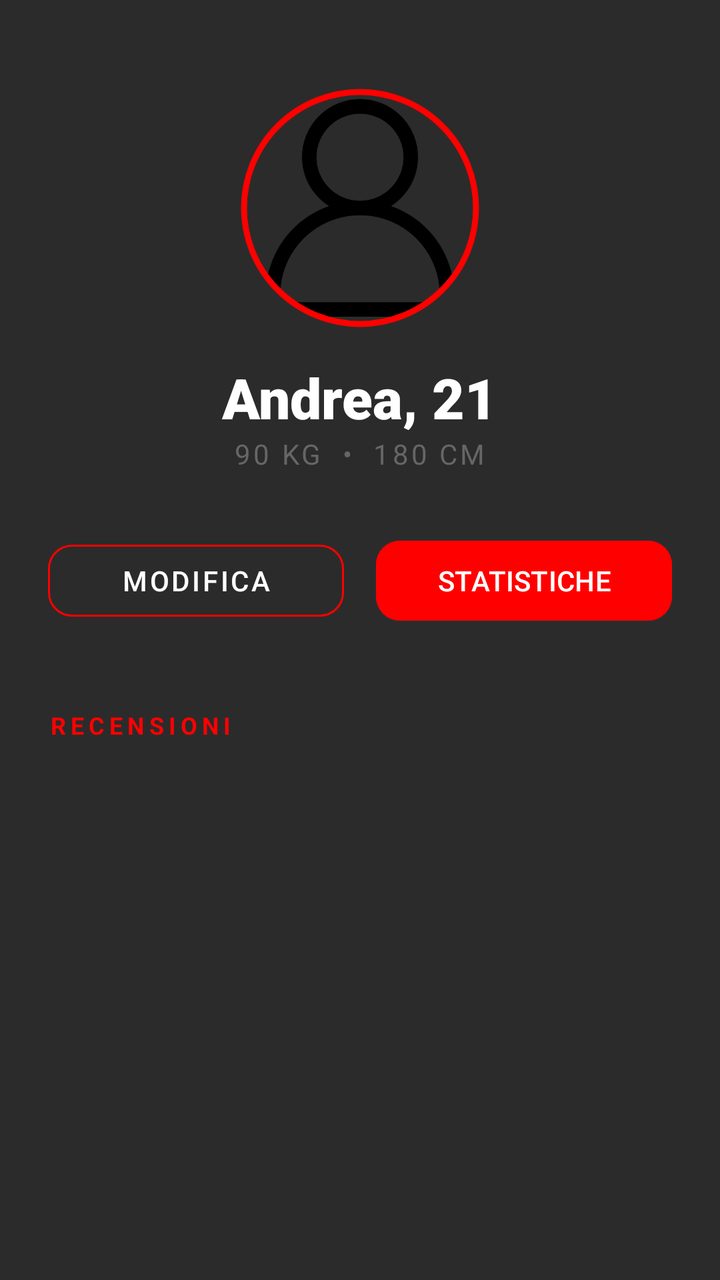
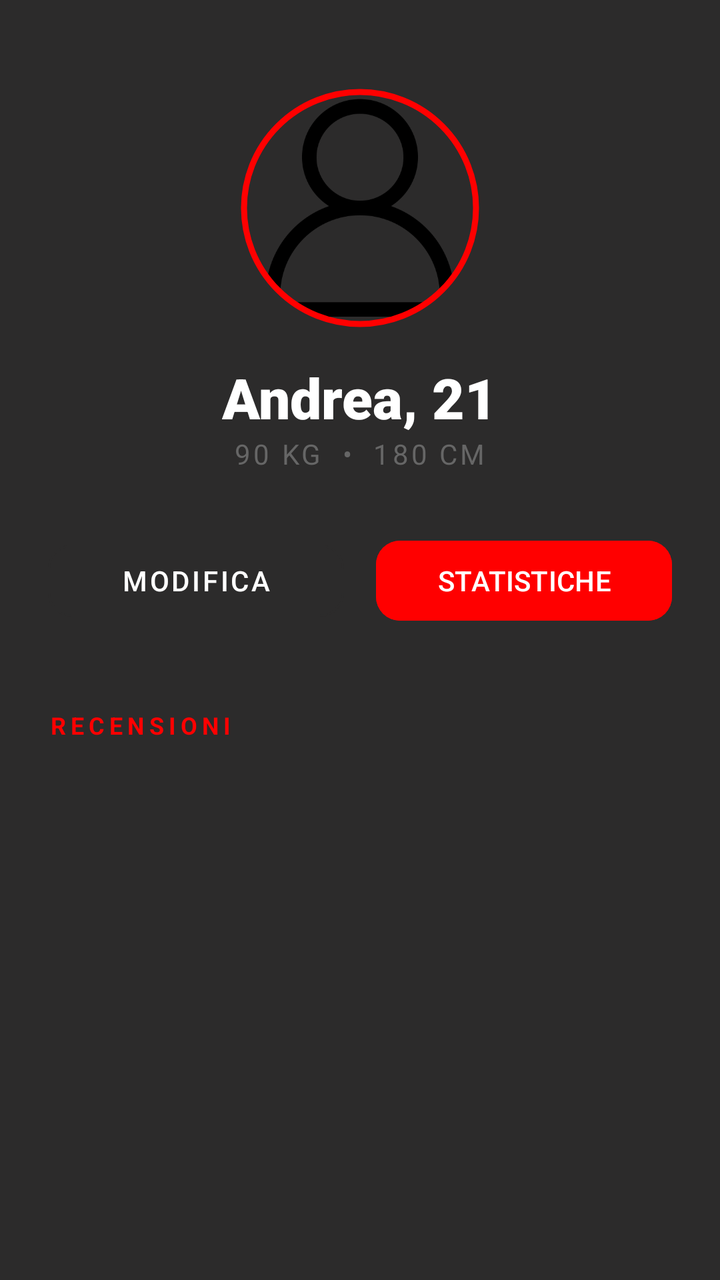

An Android layout rendered at two revisions. The XML below is the earlier revision; the diff shows what the commit changed to produce the second picture.
<!-- AndroidManifest.xml: application theme Theme.FightHub -->
<!-- res/layout/fragment_main_profilo_utente.xml -->
<?xml version="1.0" encoding="utf-8"?>
<androidx.constraintlayout.widget.ConstraintLayout xmlns:android="http://schemas.android.com/apk/res/android"
    xmlns:app="http://schemas.android.com/apk/res-auto"
    android:layout_width="match_parent"
    android:layout_height="match_parent"
    android:background="#2C2B2B"
    android:padding="24dp">

    
    <com.google.android.material.imageview.ShapeableImageView
        android:id="@+id/ivProfilo"
        android:layout_width="120dp"
        android:layout_height="120dp"
        android:layout_marginTop="20dp"
        android:padding="2dp"
        android:src="@drawable/icona_profilo_navbar"
        app:layout_constraintEnd_toEndOf="parent"
        app:layout_constraintStart_toStartOf="parent"
        app:layout_constraintTop_toTopOf="parent"
        app:shapeAppearanceOverlay="@style/CircleImage"
        app:strokeColor="#FF0000"
        app:strokeWidth="3dp" />

    
    <TextView
        android:id="@+id/tvNomeEta"
        android:layout_width="wrap_content"
        android:layout_height="wrap_content"
        android:layout_marginTop="16dp"
        android:text="Andrea, 21"
        android:textColor="#FFFFFF"
        android:textSize="28sp"
        android:fontFamily="sans-serif-black"
        app:layout_constraintEnd_toEndOf="parent"
        app:layout_constraintStart_toStartOf="parent"
        app:layout_constraintTop_toBottomOf="@id/ivProfilo" />

    
    <TextView
        android:id="@+id/tvPesoAltezza"
        android:layout_width="wrap_content"
        android:layout_height="wrap_content"
        android:text="90 KG  •  180 CM"
        android:textColor="#666666"
        android:textSize="14sp"
        android:letterSpacing="0.1"
        app:layout_constraintEnd_toEndOf="parent"
        app:layout_constraintStart_toStartOf="parent"
        app:layout_constraintTop_toBottomOf="@id/tvNomeEta" />

    
    <com.google.android.material.button.MaterialButton
        android:id="@+id/btnModifica"
        style="@style/Widget.MaterialComponents.Button.OutlinedButton"
        android:layout_width="0dp"
        android:layout_height="wrap_content"
        android:layout_marginTop="30dp"
        android:layout_marginEnd="8dp"
        android:text="MODIFICA"
        android:textColor="#FFFFFF"
        app:strokeColor="#FD0000"
        app:cornerRadius="12dp"
        app:layout_constraintEnd_toStartOf="@+id/btnStatistiche"
        app:layout_constraintHorizontal_bias="0.5"
        app:layout_constraintStart_toStartOf="parent"
        app:layout_constraintTop_toBottomOf="@id/tvPesoAltezza" />

    <com.google.android.material.button.MaterialButton
        android:id="@+id/btnStatistiche"
        android:layout_width="0dp"
        android:layout_height="wrap_content"
        android:layout_marginStart="8dp"
        android:backgroundTint="#FF0000"
        android:text="STATISTICHE"
        android:textColor="#FFFFFF"
        app:cornerRadius="12dp"
        app:layout_constraintEnd_toEndOf="parent"
        app:layout_constraintHorizontal_bias="0.5"
        app:layout_constraintStart_toEndOf="@+id/btnModifica"
        app:layout_constraintTop_toTopOf="@id/btnModifica" />

    <TextView
        android:id="@+id/tvRecensioniTitolo"
        android:layout_width="wrap_content"
        android:layout_height="wrap_content"
        android:layout_marginTop="40dp"
        android:text="RECENSIONI"
        android:textColor="#FF0000"
        android:textSize="12sp"
        android:textStyle="bold"
        android:letterSpacing="0.2"
        app:layout_constraintStart_toStartOf="parent"
        app:layout_constraintTop_toBottomOf="@id/btnModifica" />

    
    <androidx.recyclerview.widget.RecyclerView
        android:id="@+id/rvRecensioni"
        android:layout_width="match_parent"
        android:layout_height="0dp"
        android:layout_marginTop="8dp"
        app:layout_constraintBottom_toBottomOf="parent"
        app:layout_constraintTop_toBottomOf="@id/tvRecensioniTitolo" />

</androidx.constraintlayout.widget.ConstraintLayout>
<!-- resources referenced by this layout -->
<resources>
  <!-- drawable icona_profilo_navbar: png bitmap (drawable, 12185 bytes) -->
  <style name="CircleImage">
          <item name="cornerSize">50%</item>
      </style>
  <style name="Theme.FightHub" parent="Base.Theme.FightHub" />
  <style name="Base.Theme.FightHub" parent="Theme.Material3.DayNight.NoActionBar">
          
          
      </style>
</resources>

<!-- the commit's change to res/layout/fragment_main_profilo_utente.xml (unified diff, before → after) -->
@@ -5,6 +5,7 @@
     android:layout_height="match_parent"
     android:background="#2C2B2B"
     android:padding="24dp">
+
 
     
     <com.google.android.material.imageview.ShapeableImageView
@@ -20,6 +21,8 @@
         app:shapeAppearanceOverlay="@style/CircleImage"
         app:strokeColor="#FF0000"
         app:strokeWidth="3dp" />
+
+
 
     
     <TextView
@@ -58,7 +61,7 @@
         android:layout_marginEnd="8dp"
         android:text="MODIFICA"
         android:textColor="#FFFFFF"
-        app:strokeColor="#FD0000"
+        app:strokeColor="#2C2B2B"
         app:cornerRadius="12dp"
         app:layout_constraintEnd_toStartOf="@+id/btnStatistiche"
         app:layout_constraintHorizontal_bias="0.5"
